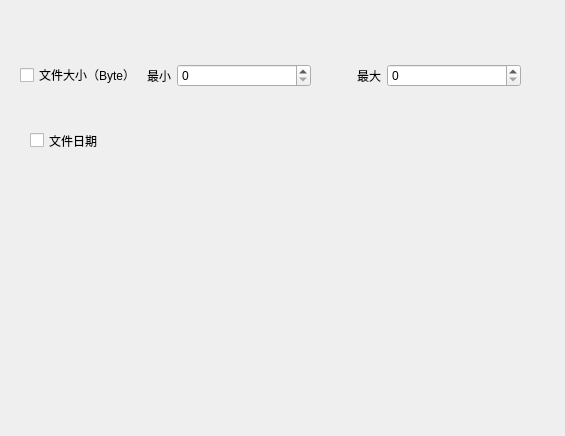
The window that client/gui/filefilterdialog.ui (wenli7363/Zpods) describes before a commit, drawn with Qt 5.
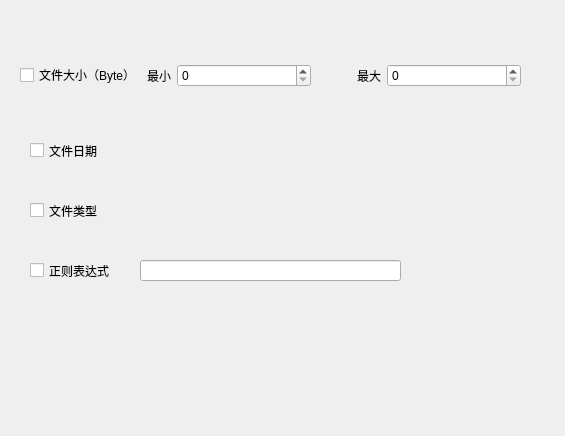
The same window after the commit. Custom widgets are drawn as their Qt base class.

The edit to the form file:
```diff
--- a/client/gui/filefilterdialog.ui
+++ b/client/gui/filefilterdialog.ui
@@ -90,7 +90,7 @@
    <property name="geometry">
     <rect>
      <x>30</x>
-     <y>130</y>
+     <y>140</y>
      <width>73</width>
      <height>21</height>
     </rect>
@@ -119,6 +119,52 @@
     </rect>
    </property>
   </widget>
+  <widget class="QCheckBox" name="typeChkBox">
+   <property name="geometry">
+    <rect>
+     <x>30</x>
+     <y>200</y>
+     <width>85</width>
+     <height>21</height>
+    </rect>
+   </property>
+   <property name="text">
+    <string>文件类型</string>
+   </property>
+  </widget>
+  <widget class="MultiSelectComboBox" name="typeFilterWidget" native="true">
+   <property name="geometry">
+    <rect>
+     <x>150</x>
+     <y>200</y>
+     <width>241</width>
+     <height>21</height>
+    </rect>
+   </property>
+  </widget>
+  <widget class="QCheckBox" name="reChkBox">
+   <property name="geometry">
+    <rect>
+     <x>30</x>
+     <y>260</y>
+     <width>85</width>
+     <height>21</height>
+    </rect>
+   </property>
+   <property name="text">
+    <string>正则表达式</string>
+   </property>
+  </widget>
+  <widget class="QLineEdit" name="reLineEdit">
+   <property name="geometry">
+    <rect>
+     <x>140</x>
+     <y>260</y>
+     <width>261</width>
+     <height>21</height>
+    </rect>
+   </property>
+  </widget>
  </widget>
  <customwidgets>
   <customwidget>
@@ -127,6 +173,12 @@
    <header>dateselector.h</header>
    <container>1</container>
   </customwidget>
+  <customwidget>
+   <class>MultiSelectComboBox</class>
+   <extends>QWidget</extends>
+   <header>multiselectcombobox.h</header>
+   <container>1</container>
+  </customwidget>
  </customwidgets>
  <resources/>
  <connections/>
```
Left out of the diff: 12 changed lines with no effect on the pictures.
